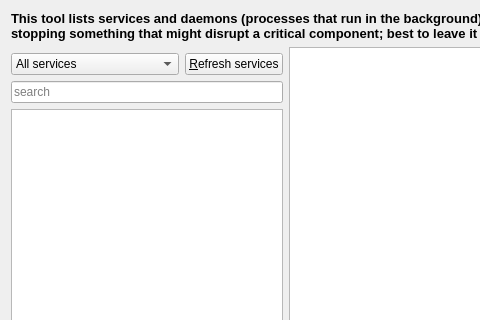
Old version of the form src/mainwindow.ui in the repository MX-Linux/mx-service-manager; both pictures show x 0 to 480 and y 0 to 320 of the 808 by 543 pixel window.
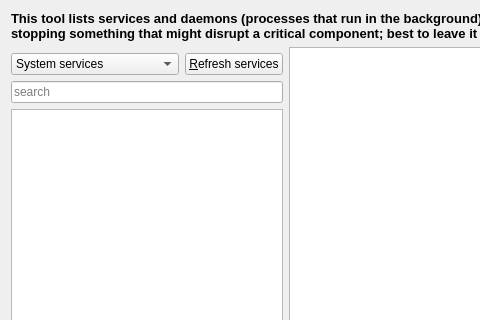
New version of the form. Icons and pictures are not drawn.

Commit message: Make filter consistent with previous version by putting 'System services' on top, followed by 'User services'

```diff
--- a/src/mainwindow.ui
+++ b/src/mainwindow.ui
@@ -227,7 +227,12 @@
     <widget class="QComboBox" name="comboFilter">
      <item>
       <property name="text">
-       <string>All services</string>
+        <string>System services</string>
+       </property>
+      </item>
+      <item>
+       <property name="text">
+        <string>User services</string>
       </property>
      </item>
      <item>
```
Left out of the diff: 10 changed lines with no effect on the pictures. Lines whose indentation alone changed are shown as unchanged. The commit also changes 1 other file.
